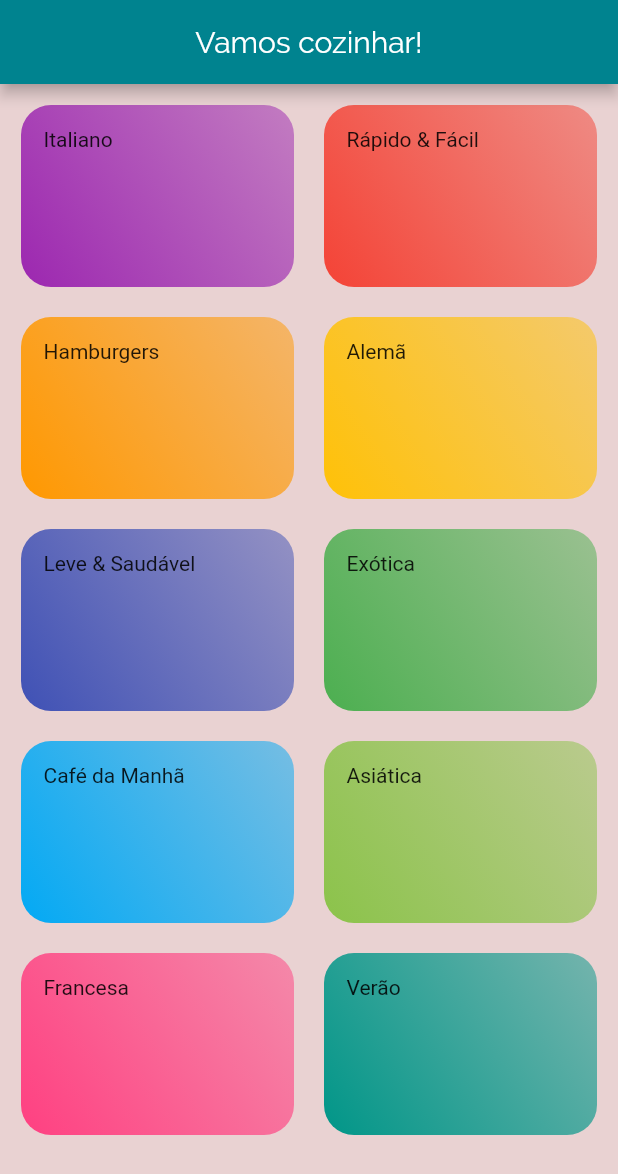
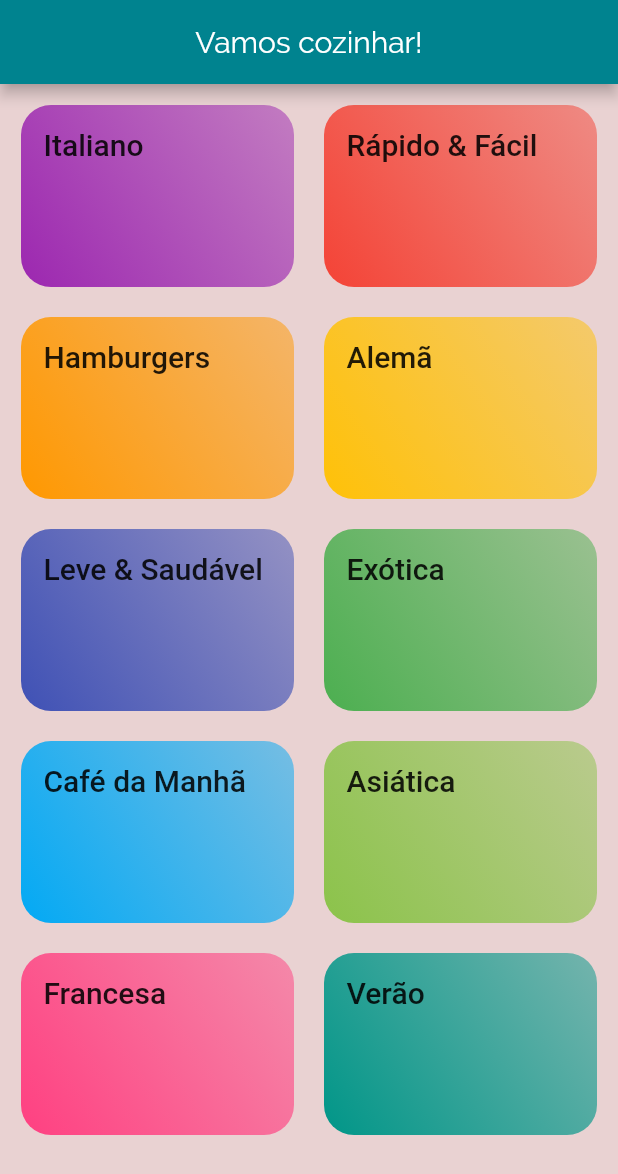
Before and after one commit to bielom43/foods_app, a Flutter app: the screen it shows after launch, on a phone screen of 412 x 824 dp. Shown: the top 1174 px of the screen. Run offline on Flutter 3.47's test engine with Material 2 defaults, Android fonts, the phone set to English and light mode, and no system bars.

Commit message:
#011 fix: fixing itens theme

```diff
--- a/lib/components/category_item.dart
+++ b/lib/components/category_item.dart
@@ -23,7 +23,10 @@ class CategoryItem extends StatelessWidget {
           end: Alignment.bottomLeft,
         ),
       ),
-      child: Text(category.title),
+      child: Text(
+        category.title,
+        style: Theme.of(context).textTheme.titleLarge,
+      ),
     );
   }
 }
```
